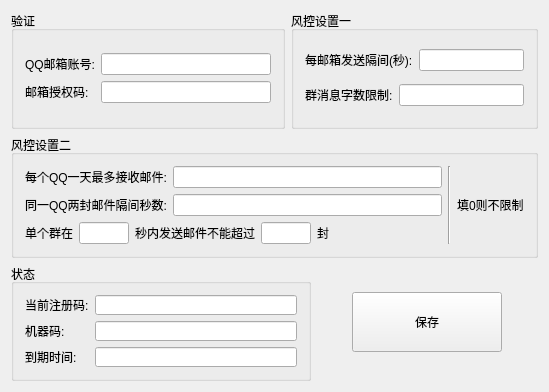
This is Gui/WSystem.ui in ConstStar/Market as Qt 5 draws it before an edit. The edited form follows.
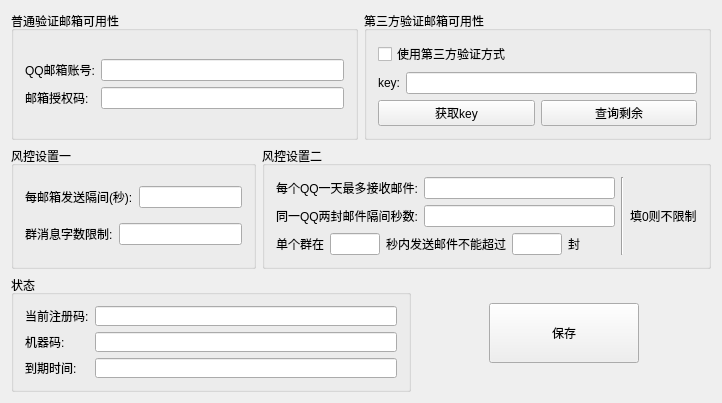
This is the edited form.

Commit message: 第三方验证邮箱可用性

What changed in the file:
```diff
--- a/Gui/WSystem.ui
+++ b/Gui/WSystem.ui
@@ -6,25 +6,23 @@
    <rect>
     <x>0</x>
     <y>0</y>
-    <width>549</width>
-    <height>392</height>
+    <width>722</width>
+    <height>384</height>
    </rect>
   </property>
   <property name="windowTitle">
    <string>系统设置</string>
   </property>
-  <layout class="QVBoxLayout" name="verticalLayout_11">
-   <item>
-    <layout class="QVBoxLayout" name="verticalLayout_10">
-     <item>
-      <layout class="QHBoxLayout" name="horizontalLayout_7">
-       <item>
-        <widget class="QGroupBox" name="groupBox">
-         <property name="title">
-          <string>验证</string>
-         </property>
          <layout class="QVBoxLayout" name="verticalLayout_12">
           <item>
+    <layout class="QHBoxLayout" name="horizontalLayout_14">
+     <item>
+      <widget class="QGroupBox" name="groupBox">
+       <property name="title">
+        <string>普通验证邮箱可用性</string>
+       </property>
+       <layout class="QVBoxLayout" name="verticalLayout_11">
+        <item>
            <layout class="QHBoxLayout" name="horizontalLayout_2">
             <item>
              <layout class="QVBoxLayout" name="verticalLayout_4">
@@ -79,6 +77,58 @@
         </widget>
        </item>
        <item>
+      <widget class="QGroupBox" name="groupBox_5">
+       <property name="title">
+        <string>第三方验证邮箱可用性</string>
+       </property>
+       <layout class="QVBoxLayout" name="verticalLayout_8">
+        <item>
+         <widget class="QCheckBox" name="check_keyVerify">
+          <property name="text">
+           <string>使用第三方验证方式</string>
+          </property>
+         </widget>
+        </item>
+        <item>
+         <layout class="QHBoxLayout" name="horizontalLayout_11">
+          <item>
+           <widget class="QLabel" name="label_13">
+            <property name="text">
+             <string>key:</string>
+            </property>
+           </widget>
+          </item>
+          <item>
+           <widget class="QLineEdit" name="edit_keyVerify"/>
+          </item>
+         </layout>
+        </item>
+        <item>
+         <layout class="QHBoxLayout" name="horizontalLayout_13">
+          <item>
+           <widget class="QPushButton" name="button_getKey">
+            <property name="text">
+             <string>获取key</string>
+            </property>
+           </widget>
+          </item>
+          <item>
+           <widget class="QPushButton" name="button_getCredits">
+            <property name="text">
+             <string>查询剩余</string>
+            </property>
+           </widget>
+          </item>
+         </layout>
+        </item>
+       </layout>
+      </widget>
+     </item>
+    </layout>
+   </item>
+   <item>
+    <layout class="QHBoxLayout" name="horizontalLayout_7">
+     <item>
         <widget class="QGroupBox" name="groupBox_2">
          <property name="title">
           <string>风控设置一</string>
@@ -119,8 +169,6 @@
          </layout>
         </widget>
        </item>
-      </layout>
-     </item>
      <item>
       <widget class="QGroupBox" name="groupBox_3">
        <property name="title">
@@ -270,7 +318,7 @@
       <widget class="QGroupBox" name="groupBox_4">
        <property name="minimumSize">
         <size>
-         <width>300</width>
+         <width>400</width>
          <height>0</height>
         </size>
        </property>
```
Lines whose indentation alone changed are shown as unchanged. The commit also changes 22 other files.
